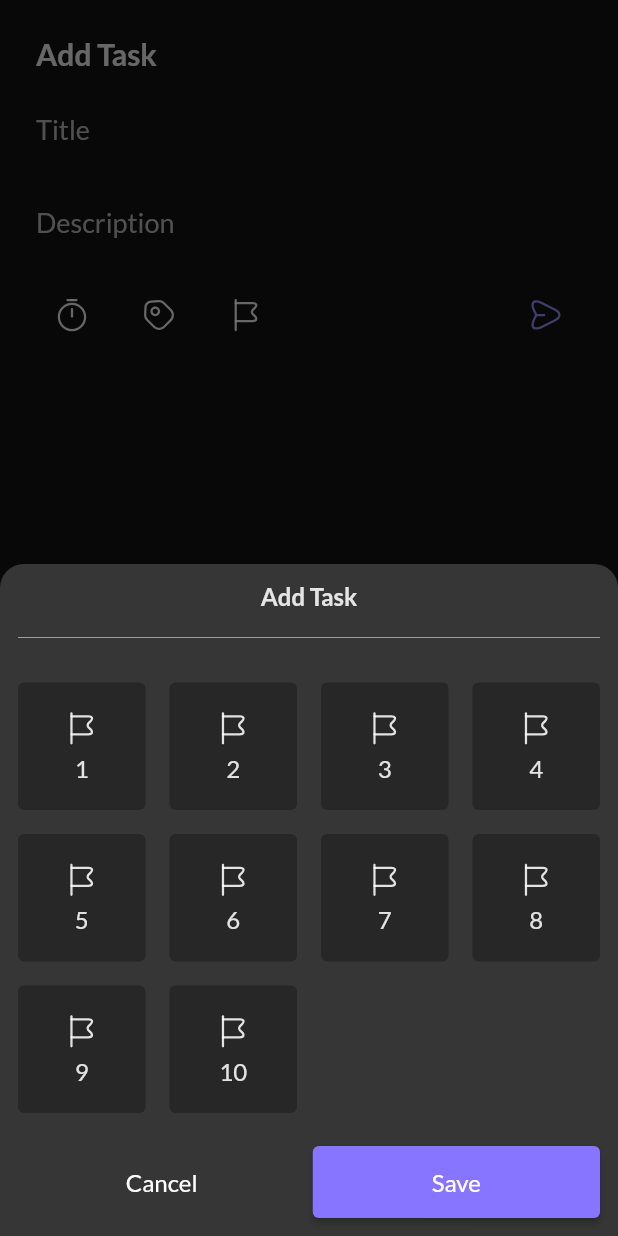
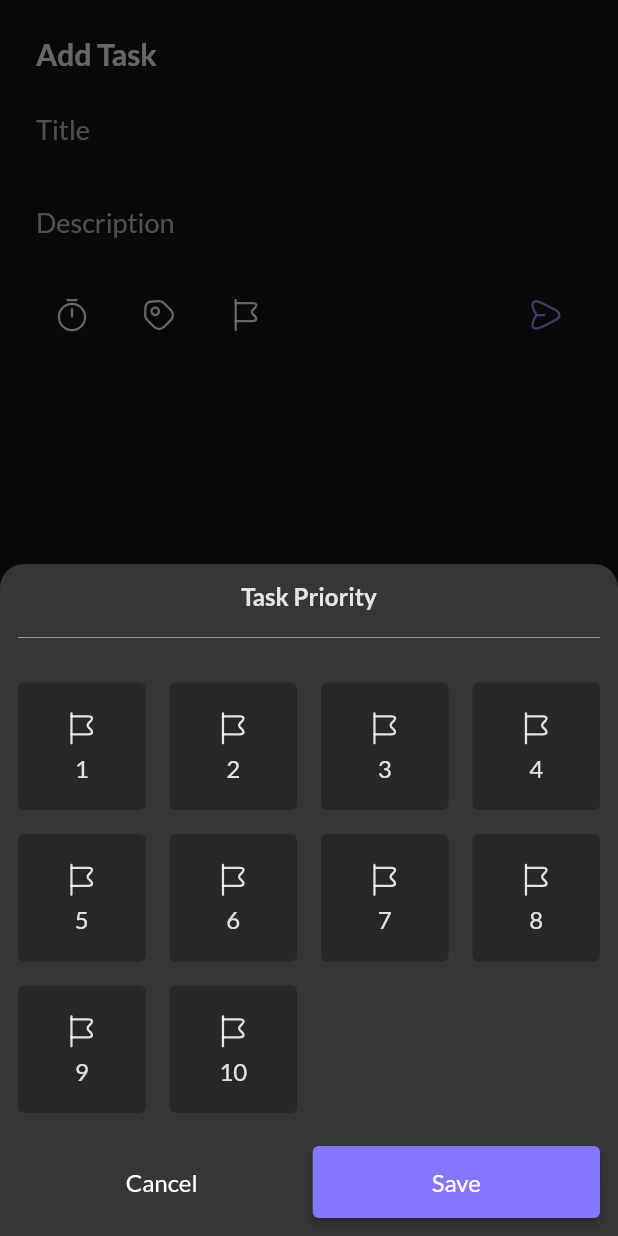
Before and after one commit to ziadkhaled912/up_todo_task_manager, a Flutter app: the AddTodoPage widget shown alone on an empty page, opened directly, after a tap on an icon or button, on a phone screen of 412 x 824 dp. Run offline on Flutter 3.47's test engine with Material 2 defaults, Android fonts, the phone set to English and light mode, and no system bars; our stand-ins replace firebase_core, flutter_svg, shared_preferences, smooth_page_indicator, sqflite; accounts and stored records are empty; network calls fail.

Commit message:
Insert retrive task in database

```diff
--- a/lib/core/constants/app_colors.dart
+++ b/lib/core/constants/app_colors.dart
@@ -12,4 +12,5 @@ class AppColors {
   static const Color sheetBackgroundColor = Color(0xff363636);
   static const Color borderColor = Color(0xff979797);
   static const Color cardBGColor = Color(0xff272727);
+  static Color textColor = Colors.white.withOpacity(.87);
 }
--- a/lib/core/constants/database_constants.dart
+++ b/lib/core/constants/database_constants.dart
@@ -5,4 +5,5 @@ class DatabaseConstants {
   const DatabaseConstants._();
 
   static const String databaseName = "task_database";
+  static const String taskTable = "task";
 }
--- a/lib/features/auth/data/auth_repository.dart
+++ b/lib/features/auth/data/auth_repository.dart
@@ -23,7 +23,8 @@ class AuthRepository {
     try {
       if(_sharedPreferences == null) return;
       await _sharedPreferences!.setBool(CacheKeys.onBoarding, true);
-    } catch (e) {
+    } catch (error) {
+      print(error.toString());
       return;
     }
   }
--- /dev/null
+++ b/lib/features/todo_list/models/task_model.dart
@@ -0,0 +1,47 @@
+import 'package:quran_app/features/todo_list/models/task_category.dart';
+
+class Task {
+  final int? id;
+  final String title;
+  final String description;
+  final DateTime taskTime;
+  final int priority;
+  final bool isFinished;
+  // final TaskCategory category;
+  // final List<Task> subtasks;
+
+  const Task({
+    this.id,
+    required this.title,
+    required this.description,
+    required this.taskTime,
+    // required this.category,
+    required this.priority,
+    this.isFinished = false,
+    // required this.subtasks,
+  });
+
+
+  factory Task.fromMap(Map<String, dynamic> map) {
+    return Task(
+      id: map["id"],
+      title: map["title"],
+      description: map["description"],
+      taskTime: DateTime.tryParse(map["taskTime"] as String) ?? DateTime.now(),
+      priority: map["priority"],
+    );
+  }
+
+  Map<String, dynamic> toMap() => {
+    // "id" : id,
+    "title" : title,
+    "description" : description,
+    "taskTime" : taskTime.toIso8601String(),
+    "priority" : priority,
+  };
+
+  @override
+  String toString() {
+    return "Task($id, $title, $description, $taskTime, $priority)";
+  }
+}
--- a/lib/features/todo_list/models/todo_model.dart
+++ /dev/null
@@ -1,19 +0,0 @@
-import 'package:quran_app/features/todo_list/models/task_category.dart';
-
-class Task {
-  final String title;
-  final String description;
-  final DateTime taskTime;
-  final TaskCategory category;
-  final int priority;
-  final List<Task> subtasks;
-
-  const Task({
-    required this.title,
-    required this.description,
-    required this.taskTime,
-    required this.category,
-    required this.priority,
-    required this.subtasks,
-  });
-}
--- /dev/null
+++ b/lib/features/todo_request/add_task_page/add_task_page.dart
@@ -0,0 +1,103 @@
+import 'package:flutter/material.dart';
+import 'package:quran_app/core/constants/app_colors.dart';
+import 'package:quran_app/features/todo_list/models/task_model.dart';
+import 'package:quran_app/features/todo_request/add_task_page/widgets/add_todo_actions_bar.dart';
+import 'package:quran_app/features/todo_request/data/task_repository.dart';
+
+class AddTodoPage extends StatefulWidget {
+  const AddTodoPage({super.key});
+
+  @override
+  State<AddTodoPage> createState() => _AddTodoPageState();
+}
+
+class _AddTodoPageState extends State<AddTodoPage> {
+  final TaskRepository _taskRepository = TaskRepository();
+
+  final TextEditingController _titleController = TextEditingController();
+  final TextEditingController _descriptionController = TextEditingController();
+
+  DateTime? _selectedTaskDate;
+  int? _selectedPriority;
+
+  @override
+  Widget build(BuildContext context) {
+    return Padding(
+      padding: const EdgeInsets.all(24.0).copyWith(
+        bottom: MediaQuery.of(context).viewInsets.bottom + 24,
+      ),
+      child: Column(
+        crossAxisAlignment: CrossAxisAlignment.start,
+        mainAxisSize: MainAxisSize.min,
+        children: [
+          Text(
+            "Add Task",
+            style: TextStyle(
+              fontSize: 20,
+              fontWeight: FontWeight.bold,
+              color: Colors.white.withOpacity(.87),
+            ),
+          ),
+          const SizedBox(height: 14),
+          TextFormField(
+            controller: _titleController,
+            style: const TextStyle(color: Colors.white),
+            decoration: const InputDecoration(
+                hintText: "Title",
+                enabledBorder: InputBorder.none,
+                focusedBorder: OutlineInputBorder(
+                    borderSide:
+                        BorderSide(color: AppColors.borderColor, width: 1)),
+                hintStyle: TextStyle(
+                  fontSize: 18,
+                  color: AppColors.greyColor,
+                )),
+          ),
+          const SizedBox(height: 14),
+          TextFormField(
+            controller: _descriptionController,
+            style: const TextStyle(color: Colors.white),
+            decoration: const InputDecoration(
+                hintText: "Description",
+                // border: OutlineInputBorder(borderSide: BorderSide(color: AppColors.borderColor)),
+                enabledBorder: InputBorder.none,
+                focusedBorder: OutlineInputBorder(
+                    borderSide:
+                        BorderSide(color: AppColors.borderColor, width: 1)),
+                hintStyle: TextStyle(
+                  fontSize: 18,
+                  color: AppColors.greyColor,
+                )),
+          ),
+          const SizedBox(height: 14),
+          AddTodoActionsBar(
+            onDateChange: (date) {
+              print("SelectedDate $date");
+              _selectedTaskDate = date;
+            },
+            onPriorityChange: (priority) {
+              print("SelectedPriority $priority");
+              _selectedPriority = priority;
+            },
+            onSend: () async {
+              if (_selectedTaskDate != null && _selectedPriority != null) {
+                final Task task = Task(
+                  title: _titleController.text,
+                  description: _descriptionController.text,
+                  taskTime: _selectedTaskDate!,
+                  priority: _selectedPriority!,
+                );
+                final result = await _taskRepository.insertTask(task);
+                if(result) {
+                  Navigator.pop(context);
+                } else {
+                  ScaffoldMessenger.of(context).showSnackBar(const SnackBar(content: Text("Error while adding new task")));
+                }
+              }
+            },
+          ),
+        ],
+      ),
+    );
+  }
+}
--- a/lib/features/todo_request/add_todo_page/widgets/add_todo_actions_bar.dart
+++ b/lib/features/todo_request/add_task_page/widgets/add_todo_actions_bar.dart
@@ -5,10 +5,15 @@ import 'package:quran_app/core/constants/app_images.dart';
 import 'package:quran_app/features/todo_request/priority_sheet/priority_sheet_page.dart';
 
 class AddTodoActionsBar extends StatefulWidget {
-  const AddTodoActionsBar({super.key, required this.onDateChange, required this.onPriorityChange});
+  const AddTodoActionsBar(
+      {super.key,
+      required this.onDateChange,
+      required this.onPriorityChange,
+      required this.onSend});
 
   final Function(DateTime date) onDateChange;
   final Function(int?) onPriorityChange;
+  final VoidCallback onSend;
 
   @override
   State<AddTodoActionsBar> createState() => _AddTodoActionsBarState();
@@ -30,12 +35,13 @@ class _AddTodoActionsBarState extends State<AddTodoActionsBar> {
               firstDate: DateTime.now(),
               lastDate: DateTime.now().add(const Duration(days: 90)),
             );
+            if (date != null) {
               final time = await showTimePicker(
                 context: context,
                 initialTime: TimeOfDay.now(),
               );
-            if(date != null && time != null) {
-              _selectedDate =  DateTime(
+              if (time != null) {
+                _selectedDate = DateTime(
                   date.year,
                   date.month,
                   date.day,
@@ -44,12 +50,12 @@ class _AddTodoActionsBarState extends State<AddTodoActionsBar> {
                 );
                 widget.onDateChange(_selectedDate!);
               }
+            }
           },
         ),
         const SizedBox(width: 10),
         IconButton(
-          onPressed: () {
-          },
+          onPressed: () {},
           icon: SvgPicture.asset(AppSvg.tag),
         ),
         const SizedBox(width: 10),
@@ -70,7 +76,7 @@ class _AddTodoActionsBarState extends State<AddTodoActionsBar> {
         ),
         const Spacer(),
         IconButton(
-          onPressed: () {},
+          onPressed: widget.onSend,
           icon: SvgPicture.asset(AppSvg.send),
         ),
       ],
--- a/lib/features/todo_request/add_todo_page/add_todo_page.dart
+++ /dev/null
@@ -1,74 +0,0 @@
-import 'package:flutter/material.dart';
-import 'package:quran_app/core/constants/app_colors.dart';
-import 'package:quran_app/features/todo_request/add_todo_page/widgets/add_todo_actions_bar.dart';
-
-class AddTodoPage extends StatefulWidget {
-  const AddTodoPage({super.key});
-
-  @override
-  State<AddTodoPage> createState() => _AddTodoPageState();
-}
-
-class _AddTodoPageState extends State<AddTodoPage> {
-  final TextEditingController _titleController = TextEditingController();
-  final TextEditingController _descriptionController = TextEditingController();
-
-  @override
-  Widget build(BuildContext context) {
-    return Padding(
-      padding: const EdgeInsets.all(24.0).copyWith(
-        bottom: MediaQuery.of(context).viewInsets.bottom + 24,
-      ),
-      child: Column(
-        crossAxisAlignment: CrossAxisAlignment.start,
-        mainAxisSize: MainAxisSize.min,
-        children: [
-          Text(
-            "Add Task",
-            style: TextStyle(
-              fontSize: 20,
-              fontWeight: FontWeight.bold,
-              color: Colors.white.withOpacity(.87),
-            ),
-          ),
-          SizedBox(height: 14),
-          TextFormField(
-            controller: _titleController,
-            decoration: InputDecoration(
-              hintText: "Title",
-              enabledBorder: InputBorder.none,
-              focusedBorder: OutlineInputBorder(borderSide: BorderSide(color: AppColors.borderColor, width: 1)),
-              hintStyle: TextStyle(
-                fontSize: 18,
-                color: AppColors.greyColor,
-              )
-            ),
-          ),
-          const SizedBox(height: 14),
-          TextFormField(
-            controller: _descriptionController,
-            decoration: InputDecoration(
-              hintText: "Description",
-              // border: OutlineInputBorder(borderSide: BorderSide(color: AppColors.borderColor)),
-              enabledBorder: InputBorder.none,
-              focusedBorder: OutlineInputBorder(borderSide: BorderSide(color: AppColors.borderColor, width: 1)),
-                hintStyle: TextStyle(
-                  fontSize: 18,
-                  color: AppColors.greyColor,
-                )
-            ),
-          ),
-          const SizedBox(height: 14),
-          AddTodoActionsBar(
-            onDateChange: (date) {
-              print("SelectedDate $date");
-            },
-            onPriorityChange: (priority) {
-              print("SelectedPriority is $priority");
-            },
-          ),
-        ],
-      ),
-    );
-  }
-}
--- a/lib/features/todo_request/priority_sheet/priority_sheet_page.dart
+++ b/lib/features/todo_request/priority_sheet/priority_sheet_page.dart
@@ -24,7 +24,7 @@ class _TaskPrioritySheetState extends State<TaskPrioritySheet> {
           mainAxisSize: MainAxisSize.min,
           children: [
             Text(
-              "Add Task",
+              "Task Priority",
               style: TextStyle(
                 fontSize: 16,
                 fontWeight: FontWeight.bold,
@@ -84,7 +84,9 @@ class _TaskPrioritySheetState extends State<TaskPrioritySheet> {
                     title: "Cancel",
                     height: 48,
                     hasBackground: false,
-                    onPressed: () {},
+                    onPressed: () {
+                      Navigator.pop(context);
+                    },
                   ),
                 ),
                 const SizedBox(width: 5),
```
Also changed, not shown: lib/features/home/home_page.dart (+15 -1 lines), lib/features/todo_list/todo_list_page.dart (+21 -9 lines), lib/features/todo_list/widgets/task_build_item.dart (+77 -2 lines), lib/features/todo_request/data/task_repository.dart (+39 -1 lines). Lines whose indentation alone changed are shown as unchanged.
